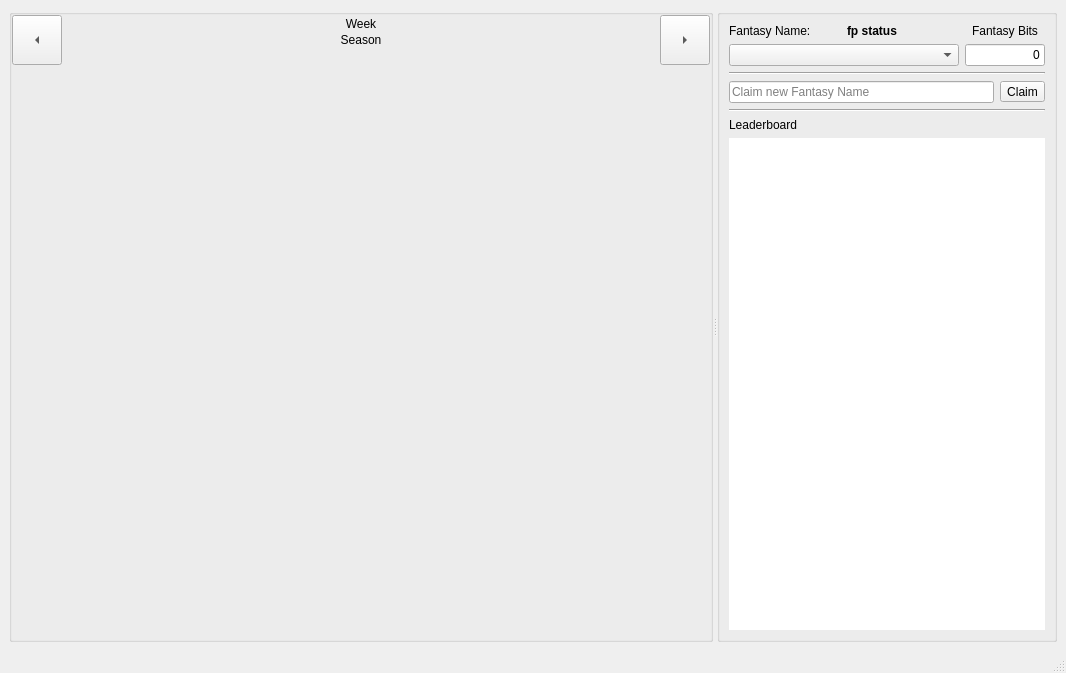
This is tradingfootball/mainwindow.ui in protoblock/protoblock as Qt 5 draws it before an edit. The edited form follows.
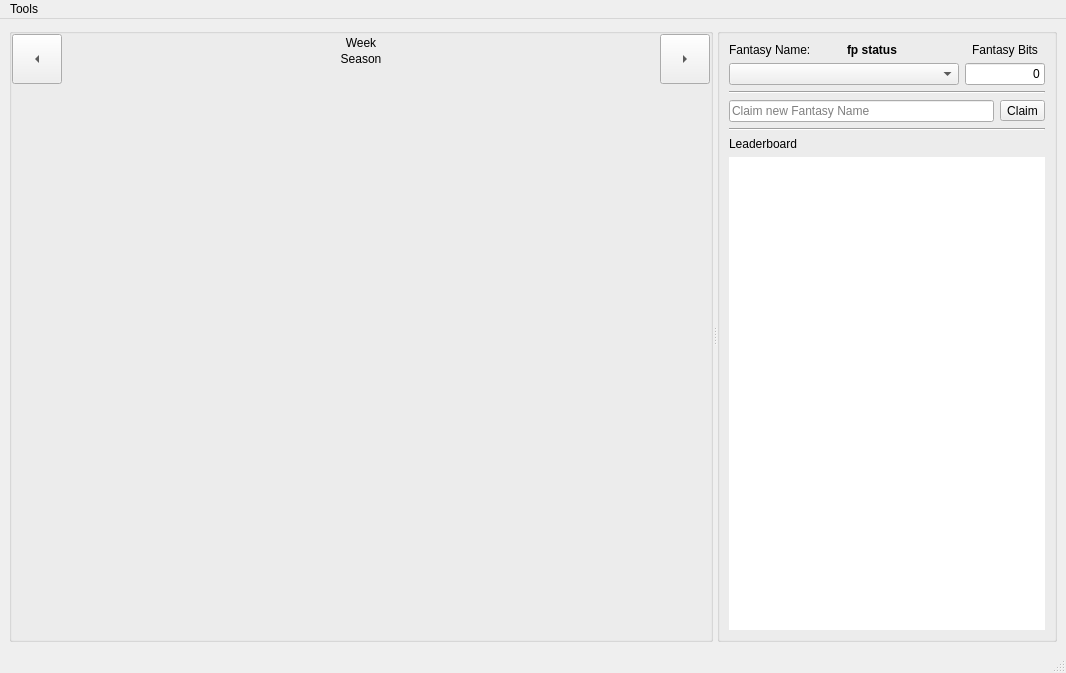
This is the edited form. The open tabs and pages were chosen to show the change. Custom widgets are drawn as their Qt base class.

Commit message: fnametool - Tool menu

Diff of the .ui file:
```diff
--- a/tradingfootball/mainwindow.ui
+++ b/tradingfootball/mainwindow.ui
@@ -399,6 +399,16 @@
      <height>21</height>
     </rect>
    </property>
+   <property name="layoutDirection">
+    <enum>Qt::LeftToRight</enum>
+   </property>
+   <widget class="QMenu" name="menuTools">
+    <property name="title">
+     <string>Tools</string>
+    </property>
+    <addaction name="actionFantasyName_Import_Export"/>
+   </widget>
+   <addaction name="menuTools"/>
   </widget>
   <widget class="QStatusBar" name="myStatusbar"/>
  </widget>
```
Left out of the diff: 10 changed lines with no effect on the pictures. Lines whose indentation alone changed are shown as unchanged. The commit also changes 3 other files.
